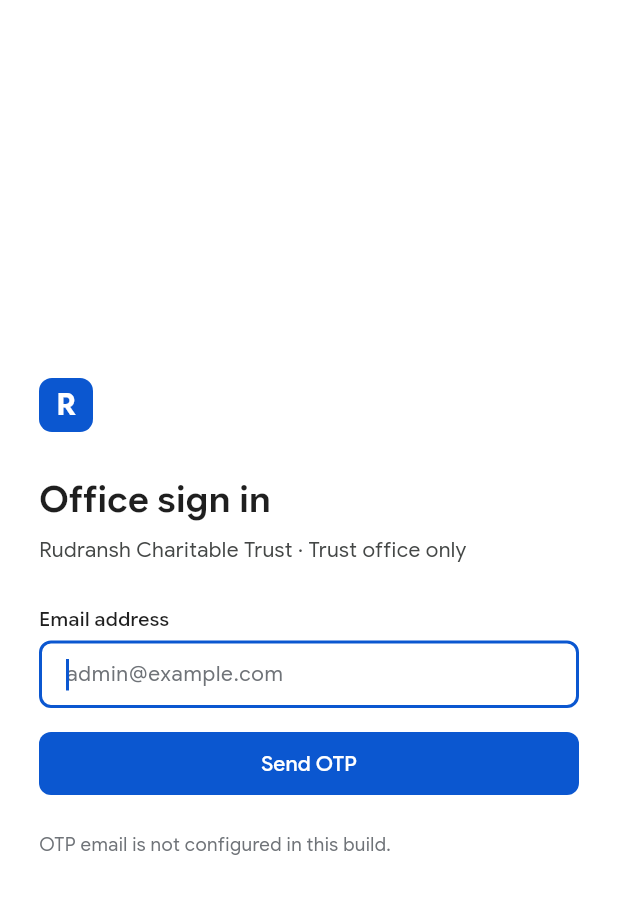
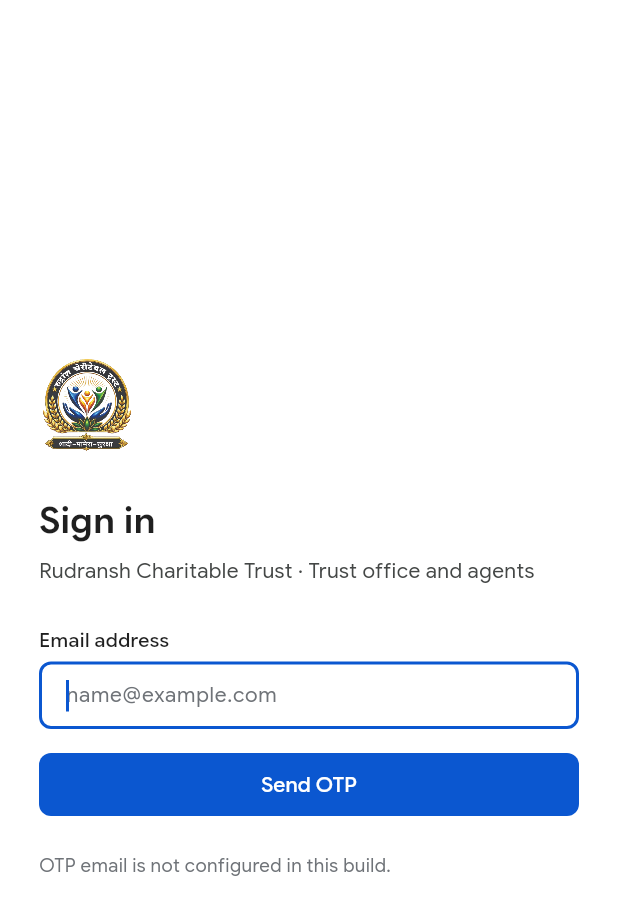
Before and after one commit to nayansuthar-1/rudransh-ct, a Flutter app: the screen it shows after launch, on a phone screen of 412 x 824 dp. Shown: the top 915 px of the screen. Run offline on Flutter 3.47's test engine with Material 3 defaults, Android fonts, the phone set to English and light mode, and no system bars; our stand-ins replace file_picker, flutter_riverpod, go_router, supabase_flutter, web; missing offline and left inert: dart:js_interop, dart:ui_web; accounts and stored records are empty.

Commit message:
feat: the trust logo everywhere; agents sign in from /login
The "R" monogram, the loading screen and the Flutter favicon and home-screen
icons are replaced by the trust's logo, which is also added above the
public lookup.

Agents are switched on (AGENTS_MAY_SIGN_IN defaults to true; set it to false
in Vercel to close them again). The /login page now takes the office and
agents: any login gets a code there, and after it an agent lands on the
agent panel while a member is turned away to the member login.

Co-Authored-By: Claude Opus 5.5 <noreply@anthropic.com>

```diff
--- a/lib/app.dart
+++ b/lib/app.dart
@@ -54,7 +54,7 @@ class _AccessCheckSplash extends ConsumerWidget {
           child: Column(
             mainAxisSize: MainAxisSize.min,
             children: [
-              const BrandMark(size: 36),
+              const BrandMark(size: 72),
               const SizedBox(height: Space.xl),
               if (error == null) ...[
                 const SizedBox(
--- a/lib/core/l10n/strings.dart
+++ b/lib/core/l10n/strings.dart
@@ -210,6 +210,7 @@ class S {
   static const signIn = 'Sign in';
   static const officeSignIn = 'Office sign in';
   static const officeSignInSub = 'Trust office only';
+  static const officeAndAgentsSub = 'Trust office and agents';
   static const agentSignIn = 'Agent sign in';
   static const agentSignInSub = "For the trust's agents";
   static const checkEmail = 'Check your email';
--- a/lib/features/auth/login_page.dart
+++ b/lib/features/auth/login_page.dart
@@ -63,7 +63,7 @@ class _LoginPageState extends ConsumerState<LoginPage> {
         children: [
           Row(
             children: [
-              const BrandMark(size: 36),
+              const BrandMark(size: 64),
               const Spacer(),
               if (isMember) const MemberLangToggle(),
             ],
@@ -234,12 +234,22 @@ class _Copy {
   /// The office and agent pages, in English like the rest of their screens.
   factory _Copy.forPortal(LoginPortal portal) {
     final agent = portal == LoginPortal.agent;
+    // The office page takes agents too, once they may sign in.
+    const agentsHere = AuthController.agentsMaySignIn;
+    final sub = agent
+        ? S.agentSignInSub
+        : agentsHere
+            ? S.officeAndAgentsSub
+            : S.officeSignInSub;
     return _Copy(
-      title: agent ? S.agentSignIn : S.officeSignIn,
-      subtitle:
-          '${S.trustName} · ${agent ? S.agentSignInSub : S.officeSignInSub}',
+      title: agent
+          ? S.agentSignIn
+          : agentsHere
+              ? S.signIn
+              : S.officeSignIn,
+      subtitle: '${S.trustName} · $sub',
       emailLabel: S.emailLabel,
-      emailHint: agent ? 'name@example.com' : S.emailHint,
+      emailHint: agent || agentsHere ? 'name@example.com' : S.emailHint,
       badEmail: S.invalidEmail,
       sendCode: S.sendOtp,
       checkEmail: S.checkEmail,
--- a/lib/features/portal/lookup_page.dart
+++ b/lib/features/portal/lookup_page.dart
@@ -14,6 +14,7 @@ import '../../core/l10n/member_text.dart';
 import '../../state/member_lang.dart';
 import '../../state/providers.dart';
 import '../../widgets/app_dialog.dart';
+import '../../widgets/app_sidebar.dart' show BrandMark;
 import '../../widgets/inputs.dart';
 import '../../widgets/member_lang_toggle.dart';
 import '../../widgets/primitives.dart';
@@ -118,6 +119,8 @@ class _LookupPageState extends ConsumerState<LookupPage> {
                     alignment: Alignment.centerRight,
                     child: MemberLangToggle(),
                   ),
+                  const Center(child: BrandMark(size: 72)),
+                  const SizedBox(height: Space.md),
                   Text(
                     t.trustName,
                     textAlign: TextAlign.center,
--- a/lib/state/auth_controller.dart
+++ b/lib/state/auth_controller.dart
@@ -130,7 +130,10 @@ class AuthController extends Notifier<AuthState> {
         busy: false,
       );
     } on sb.AuthException catch (e) {
-      state = state.copyWith(busy: false, error: _describeRequestError(e));
+      state = state.copyWith(
+        busy: false,
+        error: _describeRequestError(e, isAdmin: isAdmin),
+      );
     } catch (_) {
       state = state.copyWith(
         busy: false,
@@ -143,9 +146,10 @@ class AuthController extends Notifier<AuthState> {
   /// The trust's own login is never sent a code from the member or agent
   /// page, which must not become a way into the office.
   String? _refusal({required bool isAdmin}) => switch (state.portal) {
-        // Staff sign in here once they are switched on (Release 2); until
-        // then the office page is the trust's own login only.
-        LoginPortal.office => isAdmin ? null : _officeOnly,
+        // The office page also takes agents. Whether an address is an agent's
+        // is only known once the code is verified, so any login gets a code
+        // here and [admits] decides; a member is turned away after it.
+        LoginPortal.office => isAdmin || agentsMaySignIn ? null : _officeOnly,
         LoginPortal.member =>
           isAdmin ? _say(_noAccess, (t) => t.noMemberLogin) : null,
         LoginPortal.agent => !agentsMaySignIn
@@ -179,12 +183,13 @@ class AuthController extends Notifier<AuthState> {
     } catch (_) {}
   }
 
-  /// Whether agents may sign in yet. They wait for Release 2 (client
-  /// decision, 24 Sep 2026); until then the Agents page offers no invite, as
-  /// an invite they cannot use only confuses them. Off unless the build says
-  /// `--dart-define=AGENTS_MAY_SIGN_IN=true` (Vercel env var of that name), so
-  /// a local build can test agents while the live site stays closed to them.
-  static const agentsMaySignIn = bool.fromEnvironment('AGENTS_MAY_SIGN_IN');
+  /// Whether agents may sign in, on the office page or their own (switched
+  /// on 25 Sep 2026). While off, the Agents page offers no invite, as an
+  /// invite they cannot use only confuses them. A build with
+  /// `--dart-define=AGENTS_MAY_SIGN_IN=false` (Vercel env var of that name)
+  /// closes agent sign-in again without a code change.
+  static const agentsMaySignIn =
+      bool.fromEnvironment('AGENTS_MAY_SIGN_IN', defaultValue: true);
 
   /// Who may use the app for now: the trust's own login, members, and agents
   /// once [agentsMaySignIn]. Staff wait for Release 2.
@@ -195,13 +200,14 @@ class AuthController extends Notifier<AuthState> {
       Env.isAdminEmail(user.email);
 
   /// Whether [portal]'s login page lets [user] in: the office page takes the
-  /// office, the member page members, the agent page agents.
+  /// office and agents, the member page members, the agent page agents.
   @visibleForTesting
   static bool admits(LoginPortal portal, AppUser user) =>
       mayUseApp(user) &&
       switch (portal) {
-        LoginPortal.office =>
-          user.role == UserRole.owner || user.role == UserRole.staff,
+        LoginPortal.office => user.role == UserRole.owner ||
+            user.role == UserRole.staff ||
+            user.role == UserRole.agent,
         LoginPortal.member => user.role == UserRole.member,
         LoginPortal.agent => user.role == UserRole.agent,
       };
@@ -377,7 +383,7 @@ class AuthController extends Notifier<AuthState> {
     );
   }
 
-  String _describeRequestError(sb.AuthException e) {
+  String _describeRequestError(sb.AuthException e, {required bool isAdmin}) {
     if (e.statusCode == '429') {
       return _say(_tooManyAttempts, (t) => t.signInTooMany);
     }
@@ -386,7 +392,7 @@ class AuthController extends Notifier<AuthState> {
         e.code == 'user_not_found' ||
         message.contains('signups not allowed')) {
       return switch (state.portal) {
-        LoginPortal.office => _adminNotRegistered,
+        LoginPortal.office => isAdmin ? _adminNotRegistered : _noAccess,
         LoginPortal.member => _say(_noAccess, (t) => t.noMemberLogin),
         LoginPortal.agent => _noAgentLogin,
       };
@@ -404,14 +410,18 @@ class AuthController extends Notifier<AuthState> {
 
   static const _noAccess =
       'This email does not have access. Contact the trust office.';
-  static const _officeOnly = 'This sign-in is for the trust office only.';
+  static const _officeOnly = agentsMaySignIn
+      ? 'This sign-in is for the trust office and agents. Members: use the '
+          'member login.'
+      : 'This sign-in is for the trust office only.';
   static const _agentsNotYet = 'Agent sign-in is not open yet. The trust '
       'office will tell you when it is.';
   static const _noAgentLogin =
       'This email has no agent login. Contact the trust office.';
-  static const _membersOnly =
-      'Only the trust office and members can sign in for now. Agents and '
-      'staff: ask the trust office.';
+  static const _membersOnly = agentsMaySignIn
+      ? 'Staff sign-in is not open yet. Ask the trust office.'
+      : 'Only the trust office and members can sign in for now. Agents and '
+          'staff: ask the trust office.';
   static const _adminNotRegistered =
       'This admin email is not registered in Supabase Auth.';
   static const _emailProviderError =
--- a/lib/widgets/app_sidebar.dart
+++ b/lib/widgets/app_sidebar.dart
@@ -2,6 +2,7 @@ import 'package:flutter/material.dart';
 import 'package:flutter_riverpod/flutter_riverpod.dart';
 import 'package:go_router/go_router.dart';
 
+import '../core/config/trust_info.dart';
 import '../core/l10n/strings.dart';
 import '../core/router/routes.dart';
 import '../core/theme/app_colors.dart';
@@ -92,7 +93,7 @@ class AppSidebar extends ConsumerWidget {
 
   Widget _brand(BuildContext context) {
     final c = context.colors;
-    const mark = BrandMark(size: 30);
+    const mark = BrandMark(size: 36);
 
     if (_isRail) return const Center(child: mark);
     return Padding(
@@ -134,7 +135,7 @@ class AppSidebar extends ConsumerWidget {
   }
 }
 
-/// Square monogram used in the sidebar, top bar and login screen.
+/// The trust's logo, used in the sidebar, top bars and login screens.
 class BrandMark extends StatelessWidget {
   const BrandMark({super.key, this.size = 28});
 
@@ -142,24 +143,16 @@ class BrandMark extends StatelessWidget {
 
   @override
   Widget build(BuildContext context) {
-    final c = context.colors;
-    return Container(
+    final px = (size * MediaQuery.devicePixelRatioOf(context)).ceil();
+    return Image.asset(
+      TrustInfo.logoAsset,
       width: size,
       height: size,
-      alignment: Alignment.center,
-      decoration: BoxDecoration(
-        color: c.brand,
-        borderRadius: BorderRadius.circular(size * 0.24),
-      ),
-      child: Text(
-        'R',
-        style: TextStyle(
-          color: c.onBrand,
-          fontSize: size * 0.54,
-          fontWeight: FontWeight.w700,
-          height: 1,
-        ),
-      ),
+      fit: BoxFit.contain,
+      filterQuality: FilterQuality.medium,
+      // Decoded at the size shown, not the file's 500 px.
+      cacheWidth: px,
+      semanticLabel: TrustInfo.nameEnglish,
     );
   }
 }
--- a/lib/widgets/app_topbar.dart
+++ b/lib/widgets/app_topbar.dart
@@ -69,7 +69,7 @@ class AppTopBar extends ConsumerWidget {
                   tooltip: 'Menu',
                 ),
                 const SizedBox(width: Space.xs),
-                const BrandMark(size: 28),
+                const BrandMark(size: 32),
                 const SizedBox(width: Space.md),
                 Expanded(
                   child: Text(
--- a/lib/widgets/role_shell.dart
+++ b/lib/widgets/role_shell.dart
@@ -104,7 +104,7 @@ class _Header extends ConsumerWidget {
             padding: const EdgeInsets.fromLTRB(Space.lg, 0, Space.sm, 0),
             child: Row(
               children: [
-                const BrandMark(size: 28),
+                const BrandMark(size: 32),
                 const SizedBox(width: Space.md),
                 Expanded(
                   child: Column(
```
Also changed, not shown: 12 other files.
